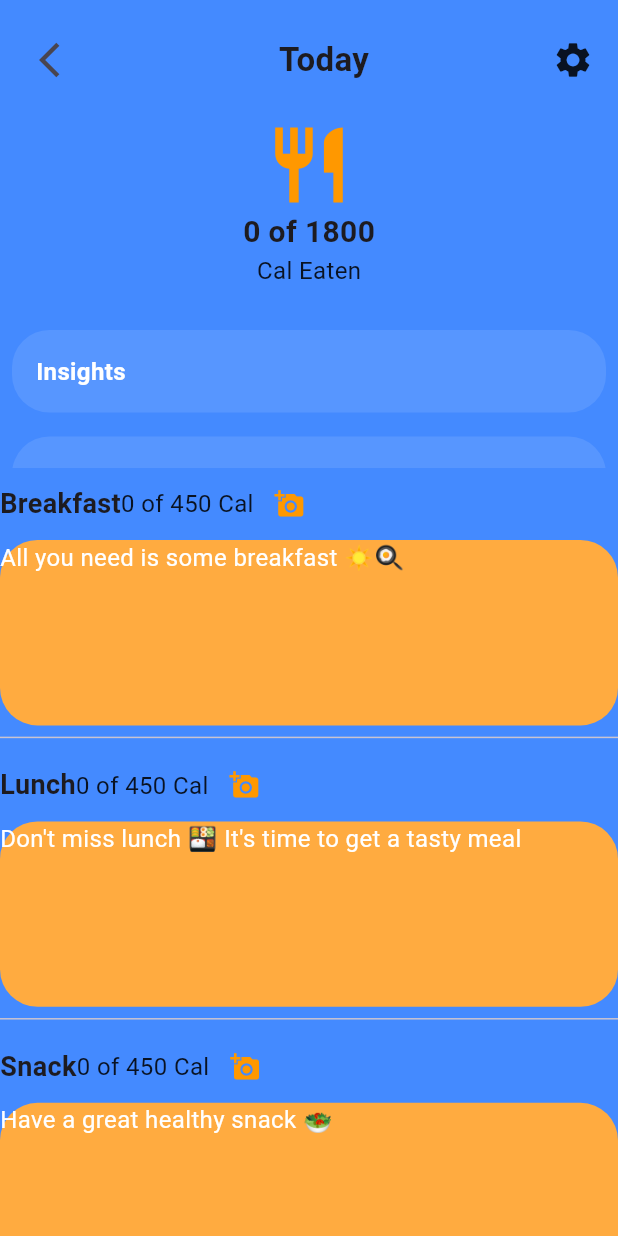
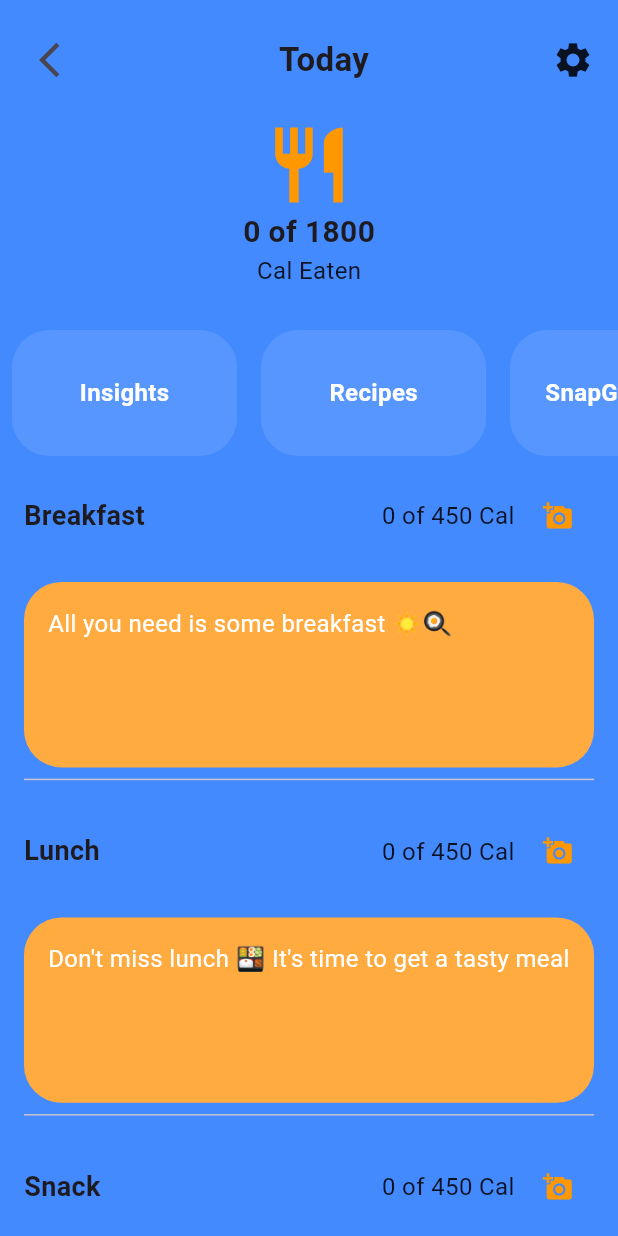
Before and after one commit to nithincod/foodify4.5, a Flutter app: the TrackingFoodPage screen opened directly, on a phone screen of 412 x 824 dp. Run offline on Flutter 3.47's test engine with Material 3 defaults, Android fonts, the phone set to English and light mode, and no system bars; our stand-ins replace animate_do, camera, cloud_firestore, dots_indicator, firebase_auth, firebase_core and 2 more; accounts and stored records are empty.

Commit message:
new issue added

```diff
--- a/lib/pages/foodifyTrackingPage.dart
+++ b/lib/pages/foodifyTrackingPage.dart
@@ -2,6 +2,7 @@ import 'package:flutter/material.dart';
 import 'package:cloud_firestore/cloud_firestore.dart';
 
 import '../utils/background.dart';
+import '../utils/shimmer.dart';
 import 'foodify2oHealthyReceipiesPage.dart';
 import 'foodify2oSnapPage.dart';
 import 'foodifyInsightsPage.dart';
@@ -63,9 +64,10 @@ class _TrackingFoodPageState extends State<TrackingFoodPage> {
     return Scaffold(
       body: Stack(
         children: [
-          const Background(),
-          Column(
-
+          const Background(), // Ensure this widget is defined or imported
+          SafeArea(
+            child: Column(
+              crossAxisAlignment: CrossAxisAlignment.start,
               children: [
                 // **App Bar Section**
                 Padding(
@@ -96,10 +98,11 @@ class _TrackingFoodPageState extends State<TrackingFoodPage> {
 
                 const SizedBox(height: 20),
 
-
+                // **Horizontal Scroll Cards**
                 SizedBox(
                   height: 100,
                   child: ListView(
+                    scrollDirection: Axis.horizontal,
                     children: [
                       _buildInsightsCard(context),
                       _buildReciepiesCard(context),
@@ -109,7 +112,7 @@ class _TrackingFoodPageState extends State<TrackingFoodPage> {
                   ),
                 ),
 
-
+                // **Meal Sections**
                 Expanded(
                   child:
 
@@ -124,6 +127,7 @@ class _TrackingFoodPageState extends State<TrackingFoodPage> {
                 ),
               ],
             ),
+          ),
         ],
       ),
     );
@@ -131,17 +135,19 @@ class _TrackingFoodPageState extends State<TrackingFoodPage> {
 
   // **Meal Section Widget**
   Widget _buildMealSection(BuildContext context, String title, String calories, String subtitle) {
-    return Column(
-
+    return Padding(
+      padding: const EdgeInsets.symmetric(horizontal: 16, vertical: 8),
+      child: Column(
+        crossAxisAlignment: CrossAxisAlignment.start,
         children: [
           Row(
-
+            mainAxisAlignment: MainAxisAlignment.spaceBetween,
             children: [
               Text(title, style: const TextStyle(fontSize: 18, fontWeight: FontWeight.bold)),
               Row(
                 children: [
                   Text(calories, style: const TextStyle(fontSize: 16, color: Colors.black87)),
-
+                  const SizedBox(width: 5),
                   IconButton(
                     onPressed: () {
                       Navigator.of(context).push(
@@ -162,8 +168,9 @@ class _TrackingFoodPageState extends State<TrackingFoodPage> {
               ),
             ],
           ),
+          const SizedBox(height: 20),
           Container(
-
+            padding: const EdgeInsets.all(16),
             height: MediaQuery.of(context).size.height * .15,
             width: double.infinity,
             decoration: BoxDecoration(
@@ -174,10 +181,11 @@ class _TrackingFoodPageState extends State<TrackingFoodPage> {
           ),
           const Divider(),
         ],
+      ),
     );
   }
 
-
+  // **Insights Card Widget**
   Widget _buildInsightsCard(BuildContext context) {
     return GestureDetector(
       onTap: () {
@@ -194,14 +202,14 @@ class _TrackingFoodPageState extends State<TrackingFoodPage> {
             borderRadius: BorderRadius.circular(25.0),
             color: Colors.white10
           ),
-
+          alignment: Alignment.center,
           child: const Text('Insights', style: TextStyle(fontSize: 16, fontWeight: FontWeight.bold, color: Colors.white)),
         ),
       ),
     );
   }
 
-
+  // **Snap Galleries Card Widget**
   Widget _buildSnapGalleriesCard() {
     return Padding(
       padding: const EdgeInsets.all(8.0),
@@ -212,7 +220,7 @@ class _TrackingFoodPageState extends State<TrackingFoodPage> {
           borderRadius: BorderRadius.circular(25.0),
           color: Colors.white10
         ),
-
+        alignment: Alignment.center,
         child: const Text('SnapGalleries', style: TextStyle(fontSize: 16, fontWeight: FontWeight.bold, color: Colors.white)),
       ),
     );
@@ -235,7 +243,7 @@ class _TrackingFoodPageState extends State<TrackingFoodPage> {
             borderRadius: BorderRadius.circular(25.0),
             color: Colors.white10
           ),
-
+          alignment: Alignment.center,
           child: const Text('Recipes', style: TextStyle(fontSize: 16, fontWeight: FontWeight.bold, color: Colors.white)),
         ),
       ),
@@ -253,7 +261,7 @@ class _TrackingFoodPageState extends State<TrackingFoodPage> {
           borderRadius: BorderRadius.circular(25.0),
           color: Colors.white10
         ),
-
+        alignment: Alignment.center,
         child: const Text('SavedMeals', style: TextStyle(fontSize: 16, fontWeight: FontWeight.bold, color: Colors.white)),
       ),
     );
```
Lines whose indentation alone changed are shown as unchanged.
